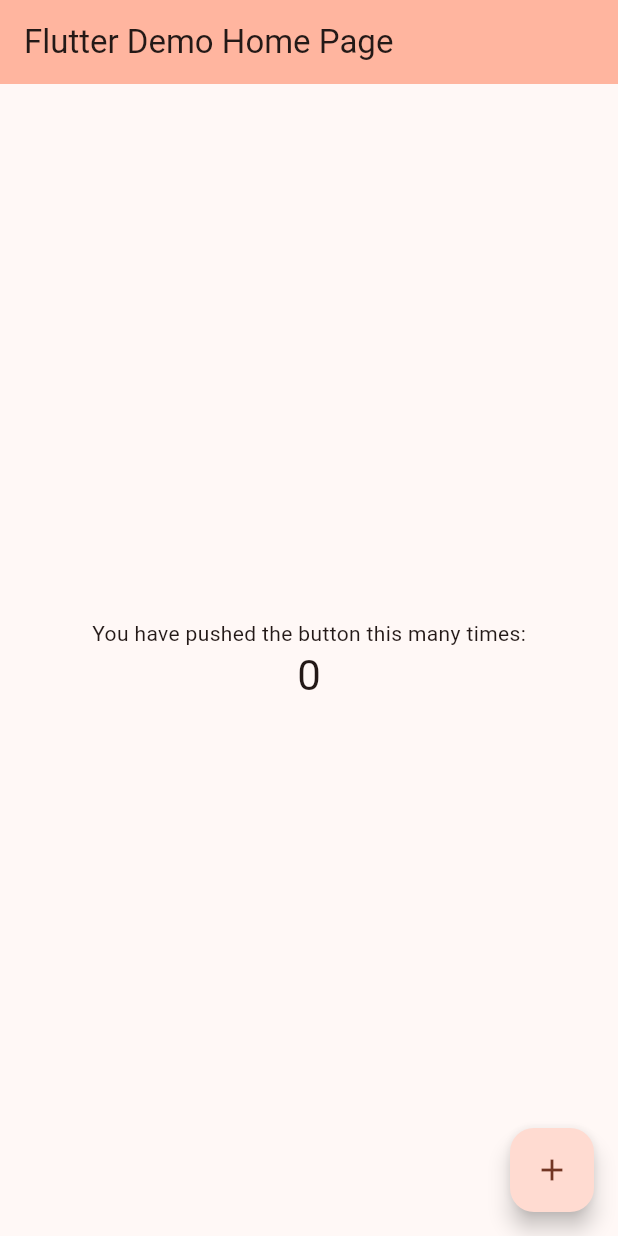
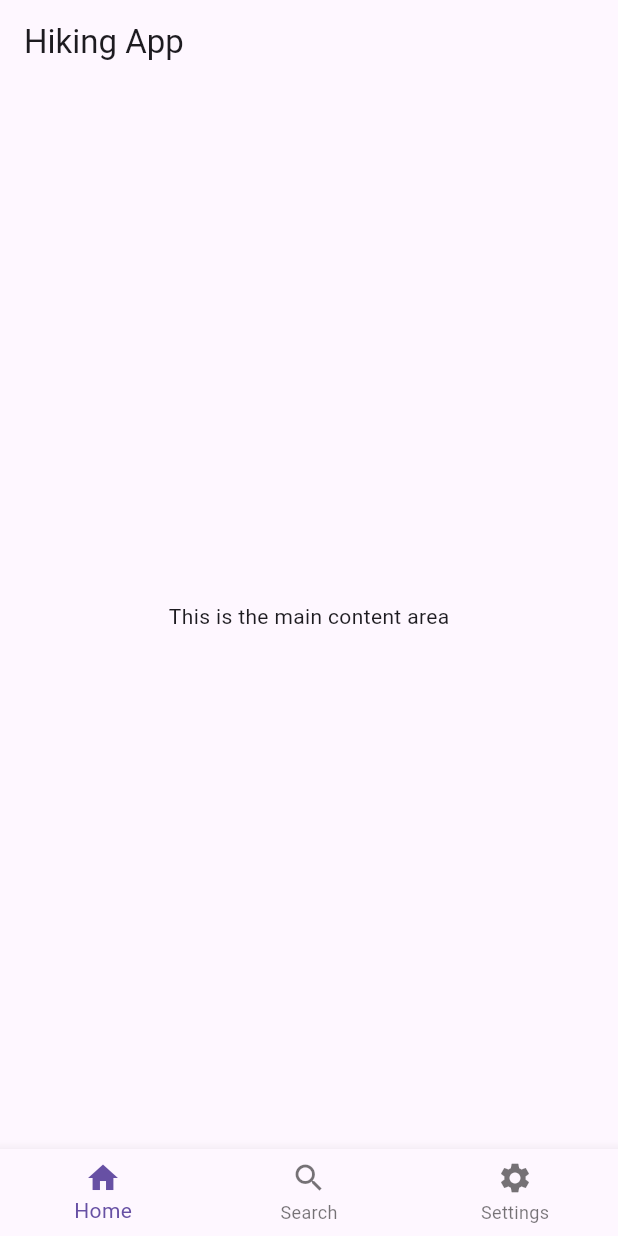
Before and after one commit to SP-11-Hiking-Trails/happy_trails, a Flutter app: the screen it shows after launch, on a phone screen of 412 x 824 dp. Run offline on Flutter 3.47's test engine with Material 3 defaults, Android fonts, the phone set to English and light mode, and no system bars.

Commit message:
updated commit, first stages of actual app, working on UI design

```diff
--- a/lib/main.dart
+++ b/lib/main.dart
@@ -1,126 +1,66 @@
 import 'package:flutter/material.dart';
 
-void main() {
-  runApp(const MyApp());
-}
+void main() => runApp(MyApp());
 
 class MyApp extends StatelessWidget {
   const MyApp({super.key});
 
-  // This widget is the root of your application.
   @override
   Widget build(BuildContext context) {
-    return MaterialApp(
-      title: 'Flutter Demo',
-      theme: ThemeData(
-        // This is the theme of your application.
-        //
-        // TRY THIS: Try running your application with "flutter run". You'll see
-        // the application has a purple toolbar. Then, without quitting the app,
-        // try changing the seedColor in the colorScheme below to Colors.green
-        // and then invoke "hot reload" (save your changes or press the "hot
-        // reload" button in a Flutter-supported IDE, or press "r" if you used
-        // the command line to start the app).
-        //
-        // Notice that the counter didn't reset back to zero; the application
-        // state is not lost during the reload. To reset the state, use hot
-        // restart instead.
-        //
-        // This works for code too, not just values: Most code changes can be
-        // tested with just a hot reload.
-        colorScheme: ColorScheme.fromSeed(seedColor: Color.fromARGB(255, 252, 72, 1)),
-        useMaterial3: true,
-      ),
-      home: const MyHomePage(title: 'Flutter Demo Home Page'),
+    return const MaterialApp(
+      title: 'Hiking App',
+      home: HomePage(),
     );
   }
 }
 
-class MyHomePage extends StatefulWidget {
-  const MyHomePage({super.key, required this.title});
-
-  // This widget is the home page of your application. It is stateful, meaning
-  // that it has a State object (defined below) that contains fields that affect
-  // how it looks.
-
-  // This class is the configuration for the state. It holds the values (in this
-  // case the title) provided by the parent (in this case the App widget) and
-  // used by the build method of the State. Fields in a Widget subclass are
-  // always marked "final".
-
-  final String title;
+class HomePage extends StatefulWidget {
+  const HomePage({super.key});
 
   @override
-  State<MyHomePage> createState() => _MyHomePageState();
+  // ignore: library_private_types_in_public_api
+  _HomePageState createState() => _HomePageState();
 }
 
-class _MyHomePageState extends State<MyHomePage> {
-  int _counter = 0;
+class _HomePageState extends State<HomePage> {
+  int _selectedIndex = 0;
 
-
-  void _incrementCounter() {
+  void _onItemTapped(int index) {
     setState(() {
-      // This call to setState tells the Flutter framework that something has
-      // changed in this State, which causes it to rerun the build method below
-      // so that the display can reflect the updated values. If we changed
-      // _counter without calling setState(), then the build method would not be
-      // called again, and so nothing would appear to happen.
-      _counter++;
+      _selectedIndex = index;
     });
   }
 
   @override
   Widget build(BuildContext context) {
-    // This method is rerun every time setState is called, for instance as done
-    // by the _incrementCounter method above.
-    //
-    // The Flutter framework has been optimized to make rerunning build methods
-    // fast, so that you can just rebuild anything that needs updating rather
-    // than having to individually change instances of widgets.
     return Scaffold(
       appBar: AppBar(
-        // TRY THIS: Try changing the color here to a specific color (to
-        // Colors.amber, perhaps?) and trigger a hot reload to see the AppBar
-        // change color while the other colors stay the same.
-        backgroundColor: Theme.of(context).colorScheme.inversePrimary,
-        // Here we take the value from the MyHomePage object that was created by
-        // the App.build method, and use it to set our appbar title.
-        title: Text(widget.title),
+        title: const Text('Hiking App'),
       ),
-      body: Center(
-        // Center is a layout widget. It takes a single child and positions it
-        // in the middle of the parent.
-        child: Column(
-          // Column is also a layout widget. It takes a list of children and
-          // arranges them vertically. By default, it sizes itself to fit its
-          // children horizontally, and tries to be as tall as its parent.
-          //
-          // Column has various properties to control how it sizes itself and
-          // how it positions its children. Here we use mainAxisAlignment to
-          // center the children vertically; the main axis here is the vertical
-          // axis because Columns are vertical (the cross axis would be
-          // horizontal).
-          //
-          // TRY THIS: Invoke "debug painting" (choose the "Toggle Debug Paint"
-          // action in the IDE, or press "p" in the console), to see the
-          // wireframe for each widget.
-          mainAxisAlignment: MainAxisAlignment.center,
-          children: <Widget>[
-            const Text(
-              'You have pushed the button this many times:',
-            ),
-            Text(
-              '$_counter',
-              style: Theme.of(context).textTheme.headlineMedium,
-            ),
-          ],
-        ),
+      body: const Center(
+        child: Text('This is the main content area'),
       ),
-      floatingActionButton: FloatingActionButton(
-        onPressed: _incrementCounter,
-        tooltip: 'Increment',
-        child: const Icon(Icons.add),
-      ), // This trailing comma makes auto-formatting nicer for build methods.
+
+
+      //bottom navigation bar, will add profile options, etc
+      bottomNavigationBar: BottomNavigationBar(
+        items: const <BottomNavigationBarItem>[
+          BottomNavigationBarItem(
+            icon: Icon(Icons.home),
+            label: 'Home',
+          ),
+          BottomNavigationBarItem(
+            icon: Icon(Icons.search),
+            label: 'Search',
+          ),
+          BottomNavigationBarItem(
+            icon: Icon(Icons.settings),
+            label: 'Settings',
+          ),
+        ],
+        currentIndex: _selectedIndex,
+        onTap: _onItemTapped,
+      ),
     );
   }
 }
```
